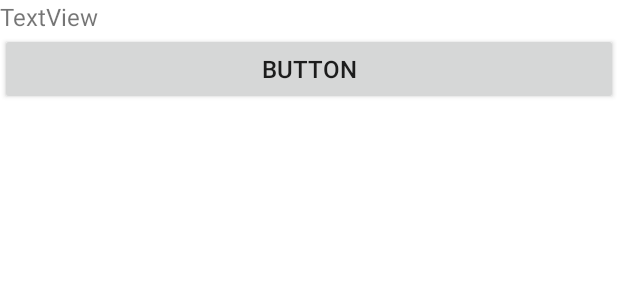
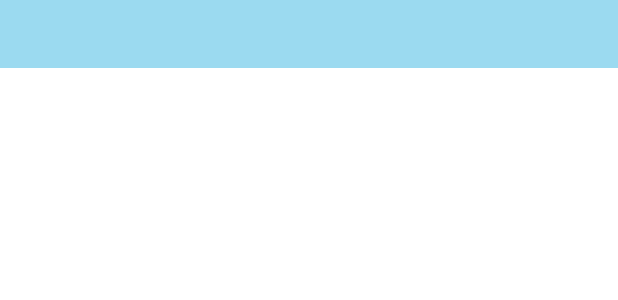
Before and after one commit to missyou2013/WorkProject_lianqun, an Android app: the layout ac_my.xml on its own in the app's theme, with its tools: preview values and no code run, on a phone screen of 412 x 824 dp. Shown: the top 300 px of the screen. Run offline under Robolectric (Android 15) with nearby library versions, the phone set to English and light mode, and no system bars.

Commit message:
Merge branch 'master' of https://github.com/missyou2013/WorkProject_lianqun
# Conflicts:
#	app/src/main/AndroidManifest.xml
#	app/src/main/res/values/colors.xml
#	app/src/main/res/values/dimens.xml
#	app/src/main/res/values/strings.xml

```diff
--- a/app/src/main/java/activity/lianqun/herry/com/workproject_lianqun/activity/ForgotPasswordActivity.java
+++ b/app/src/main/java/activity/lianqun/herry/com/workproject_lianqun/activity/ForgotPasswordActivity.java
@@ -119,6 +119,7 @@ public class ForgotPasswordActivity extends BaseActivity {
                                 String result = object.optString("result");
                                 if ("true".equals(result)) {
                                     Toast.makeText(ForgotPasswordActivity.this, getText(R.string.ac_again_login), Toast.LENGTH_LONG).show();
+                                    startActivity(new Intent(ForgotPasswordActivity.this, LoginActivity.class));
                                     finish();
                                 } else {
                                     Toast.makeText(ForgotPasswordActivity.this, getText(R.string.ac_forgot_fail), Toast.LENGTH_LONG).show();
--- a/app/src/main/java/activity/lianqun/herry/com/workproject_lianqun/activity/KaoQinDetailsActivity.java
+++ b/app/src/main/java/activity/lianqun/herry/com/workproject_lianqun/activity/KaoQinDetailsActivity.java
@@ -1,6 +1,7 @@
 package activity.lianqun.herry.com.workproject_lianqun.activity;
 
 import android.os.Bundle;
+
 import android.support.v4.widget.SwipeRefreshLayout;
 import android.support.v7.widget.LinearLayoutManager;
 import android.support.v7.widget.RecyclerView;
@@ -12,7 +13,7 @@ import android.view.View;
 import android.view.ViewGroup;
 import android.view.Window;
 import android.widget.TextView;
-import android.widget.Toast;
+
 
 import com.github.jdsjlzx.recyclerview.LRecyclerViewAdapter;
 
@@ -23,6 +24,8 @@ import activity.lianqun.herry.com.workproject_lianqun.trackutils.DateUtils;
 import butterknife.BindView;
 import butterknife.ButterKnife;
 import butterknife.OnClick;
+
+
 
 /**
  * Created by Administrator on 2016/11/24.
--- a/app/src/main/java/activity/lianqun/herry/com/workproject_lianqun/activity/LoginActivity.java
+++ b/app/src/main/java/activity/lianqun/herry/com/workproject_lianqun/activity/LoginActivity.java
@@ -132,6 +132,7 @@ public class LoginActivity extends BaseActivity {
             case R.id.ac_login_forgot_pwd:
                 if (SharedPreferencesUtils.getLoadingStatement(this)) {
                     startActivity(new Intent(this, ForgotPasswordActivity.class));
+                    finish();
                 }
                 break;
             case R.id.ac_login_btn_login:
--- a/app/src/main/res/layout/ac_my.xml
+++ b/app/src/main/res/layout/ac_my.xml
@@ -1,17 +1,12 @@
 <?xml version="1.0" encoding="utf-8"?>
 <LinearLayout xmlns:android="http://schemas.android.com/apk/res/android"
-    android:orientation="vertical" android:layout_width="match_parent"
-    android:layout_height="match_parent">
+    android:layout_width="match_parent"
+    android:layout_height="match_parent"
+    android:orientation="vertical">
 
-    <TextView
-        android:text="TextView"
-        android:layout_width="match_parent"
-        android:layout_height="wrap_content"
-        android:id="@+id/textView" />
 
-    <Button
-        android:text="Button"
-        android:layout_width="match_parent"
-        android:layout_height="wrap_content"
-        android:id="@+id/button" />
+    <!--我的-->
+    <include layout="@layout/widget_toolbar" />
+
+
 </LinearLayout>
--- a/app/src/main/res/values/strings.xml
+++ b/app/src/main/res/values/strings.xml
@@ -58,7 +58,7 @@
     <string name="ac_forgot_fail">修改密码失败</string>
     <string name="ac_again_login">修改成功，请重新登录</string>
     <string name="loading">加载中......</string>
-
+    <string name="ac_my">我</string>
 
     <string name="activity_kaoqin">考勤</string>
 
```
Also changed, not shown: app/build.gradle (+8 -1 lines), app/src/main/java/activity/lianqun/herry/com/workproject_lianqun/activity/MyActivity.java (added, +34 -0 lines), app/src/main/java/activity/lianqun/herry/com/workproject_lianqun/activity/WelcomeActivity.java (+7 -1 lines).
